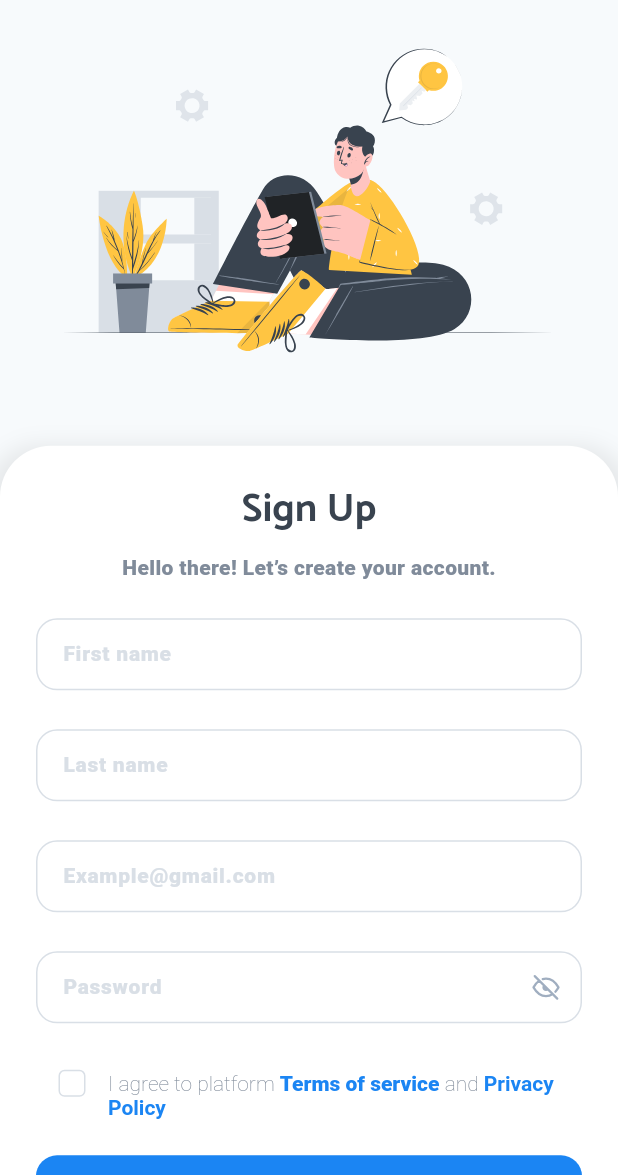
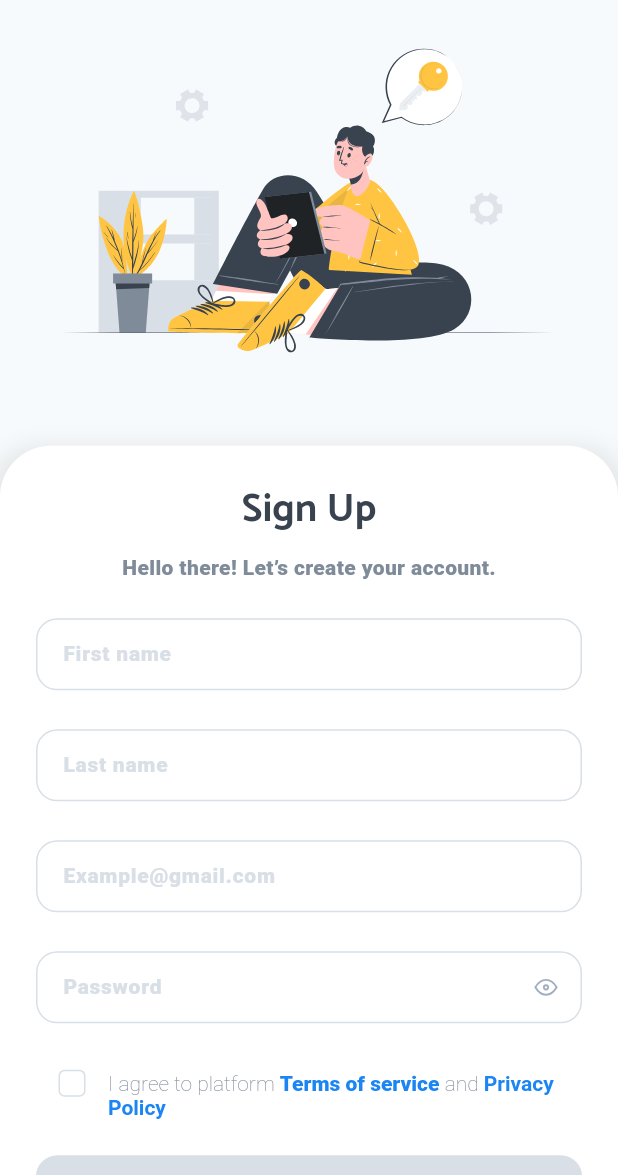
Before and after one commit to mozidan27/auth_flow, a Flutter app: the screen it shows after launch, after a tap on "Sign Up", on a phone screen of 412 x 824 dp, the part 61-1236 px from its top. Run offline on Flutter 3.47's test engine with Material 3 defaults, Android fonts, the light colour scheme and no system bars; our stand-ins replace firebase_auth, firebase_core, flutter_bloc, flutter_svg, fluttertoast, get_it and 1 more; accounts and stored records are empty; Roboto replaces fonts that are missing (Noto).

Commit message:
signup finished

```diff
--- /dev/null
+++ b/lib/app/appso_app.dart
@@ -0,0 +1,16 @@
+import 'package:auth_flow/core/routes/app_router.dart';
+import 'package:auth_flow/features/onboarding/presentation/screen/onboarding_view.dart';
+import 'package:flutter/material.dart';
+
+class Appso extends StatelessWidget {
+  const Appso({super.key});
+
+  @override
+  Widget build(BuildContext context) {
+    return MaterialApp(
+      home: OnboardingView(),
+      debugShowCheckedModeBanner: false,
+      routes: buildAppRoutes(),
+    );
+  }
+}
--- /dev/null
+++ b/lib/core/funcations/check_auth_state.dart
@@ -0,0 +1,16 @@
+import 'package:firebase_auth/firebase_auth.dart';
+import 'package:flutter/foundation.dart';
+
+void checkAuthState() {
+  FirebaseAuth.instance.authStateChanges().listen((User? user) {
+    if (user == null) {
+      if (kDebugMode) {
+        print('User is currently signed out!');
+      }
+    } else {
+      if (kDebugMode) {
+        print('User is signed in!');
+      }
+    }
+  });
+}
--- a/lib/core/routes/app_router.dart
+++ b/lib/core/routes/app_router.dart
@@ -1,7 +1,7 @@
 import 'package:auth_flow/features/auth/presentation/screen/forgot_password_view.dart';
 import 'package:auth_flow/features/auth/presentation/screen/log_in_View.dart';
 import 'package:auth_flow/features/auth/presentation/screen/sign_up_view.dart';
-import 'package:auth_flow/features/profile/presentation/cubit/auth_cubit.dart';
+import 'package:auth_flow/features/auth/presentation/cubit/auth_cubit.dart';
 import 'package:flutter/material.dart';
 import 'package:flutter_bloc/flutter_bloc.dart';
 
--- a/lib/core/utils/app_color.dart
+++ b/lib/core/utils/app_color.dart
@@ -9,4 +9,6 @@ abstract class AppColor {
   static Color grey = Color(0xff808B9A);
   static Color lightGrey = Color(0xffD9DFE6);
   static Color abitDarkGrey = Color(0xff606873);
+  static Color green = Color(0xff0C9409);
+  static Color red = Color(0xffED1010);
 }
--- a/lib/core/widgets/my_custom_text_form_field.dart
+++ b/lib/core/widgets/my_custom_text_form_field.dart
@@ -3,13 +3,32 @@ import 'package:auth_flow/core/utils/app_text_style.dart';
 import 'package:flutter/material.dart';
 
 class MyCustomTextFormField extends StatelessWidget {
-  const MyCustomTextFormField({super.key, required this.hint, this.suffixIcon});
+  const MyCustomTextFormField({
+    super.key,
+    required this.hint,
+    this.suffixIcon,
+    this.onChanged,
+    this.onFieldSubmittedl,
+    this.controller,
+    this.validator,
+    required this.obscureText,
+  });
   final String hint;
   final Widget? suffixIcon;
+  final void Function(String)? onChanged;
+  final void Function(String)? onFieldSubmittedl;
+  final TextEditingController? controller;
+  final String? Function(String?)? validator;
+  final bool obscureText;
 
   @override
   Widget build(BuildContext context) {
     return TextFormField(
+      obscureText: obscureText,
+      validator: validator,
+      controller: controller,
+      onChanged: onChanged,
+      onFieldSubmitted: onFieldSubmittedl,
       style: CustomTextStyles.noto14WhiteMedium.copyWith(
         color: AppColor.darkGrey,
       ),
--- /dev/null
+++ b/lib/features/Auth/presentation/cubit/auth_state.dart
@@ -0,0 +1,17 @@
+class AuthState {}
+
+final class AuthInitial extends AuthState {}
+
+final class SignUpSuccess extends AuthState {}
+
+final class SignUpLoading extends AuthState {}
+
+final class SignUpFauiler extends AuthState {
+  final String errorMessage;
+
+  SignUpFauiler({required this.errorMessage});
+}
+
+final class CheckBoxStateUpdate extends AuthState {}
+
+final class ObscureTextUpdateState extends AuthState {}
--- /dev/null
+++ b/lib/features/Auth/presentation/widgets/check_box_widget.dart
@@ -0,0 +1,33 @@
+import 'package:auth_flow/core/utils/app_color.dart';
+import 'package:auth_flow/features/auth/presentation/cubit/auth_cubit.dart';
+import 'package:flutter/material.dart';
+import 'package:flutter_bloc/flutter_bloc.dart';
+
+class CheckBoxWidget extends StatefulWidget {
+  const CheckBoxWidget({super.key});
+
+  @override
+  State<CheckBoxWidget> createState() => _CheckBoxWidgetState();
+}
+
+bool? value = false;
+
+class _CheckBoxWidgetState extends State<CheckBoxWidget> {
+  @override
+  Widget build(BuildContext context) {
+    return Checkbox(
+      side: BorderSide(color: AppColor.lightGrey),
+      shape: RoundedRectangleBorder(borderRadius: BorderRadius.circular(4.0)),
+      value: value,
+      onChanged: (newValue) {
+        setState(() {
+          value = newValue;
+          BlocProvider.of<AuthCubit>(
+            context,
+          ).updateTermsAndServiceCheckBox(newValue: newValue);
+        });
+      },
+      activeColor: AppColor.blue,
+    );
+  }
+}
--- a/lib/features/Auth/presentation/widgets/forgot_password_form_field.dart
+++ b/lib/features/Auth/presentation/widgets/forgot_password_form_field.dart
@@ -28,7 +28,10 @@ class ForgotPasswordFormField extends StatelessWidget {
             ),
           ),
           verticalSpace(32),
-          MyCustomTextFormField(hint: "Insert email address"),
+          MyCustomTextFormField(
+            hint: "Insert email address",
+            obscureText: false,
+          ),
           verticalSpace(124),
           MyCustomButtom(text: AppStrings.submit, onTap: () {}),
         ],
--- a/lib/features/Auth/presentation/widgets/sign_in_form_field.dart
+++ b/lib/features/Auth/presentation/widgets/sign_in_form_field.dart
@@ -14,9 +14,10 @@ class SignInFormField extends StatelessWidget {
     return Form(
       child: Column(
         children: [
-          MyCustomTextFormField(hint: "Example@gmail.com"),
+          MyCustomTextFormField(hint: "Example@gmail.com", obscureText: false),
           verticalSpace(26),
           MyCustomTextFormField(
+            obscureText: false,
             hint: "Password",
             suffixIcon: SvgPicture.asset(
               Assets.imagesEyeoff,
--- a/lib/features/Auth/presentation/widgets/sign_up_form_field.dart
+++ b/lib/features/Auth/presentation/widgets/sign_up_form_field.dart
@@ -1,4 +1,6 @@
+import 'package:auth_flow/core/funcations/custom_toast.dart';
 import 'package:auth_flow/core/funcations/navigation.dart';
+import 'package:auth_flow/core/funcations/validation_methods.dart';
 import 'package:auth_flow/core/helper/spacing.dart';
 import 'package:auth_flow/core/utils/app_assets.dart';
 import 'package:auth_flow/core/utils/app_color.dart';
@@ -6,9 +8,13 @@ import 'package:auth_flow/core/utils/app_strings.dart';
 import 'package:auth_flow/core/utils/app_text_style.dart';
 import 'package:auth_flow/core/widgets/custom_bottom.dart';
 import 'package:auth_flow/core/widgets/my_custom_text_form_field.dart';
+import 'package:auth_flow/features/auth/presentation/cubit/auth_cubit.dart';
+import 'package:auth_flow/features/auth/presentation/cubit/auth_state.dart';
+import 'package:auth_flow/features/auth/presentation/widgets/check_box_widget.dart';
 import 'package:auth_flow/features/auth/presentation/widgets/login_or_signup_text.dart';
 import 'package:auth_flow/features/auth/presentation/widgets/terms_and_service_text.dart';
 import 'package:flutter/material.dart';
+import 'package:flutter_bloc/flutter_bloc.dart';
 import 'package:flutter_svg/svg.dart';
 
 class SignUpFormField extends StatelessWidget {
@@ -16,7 +22,18 @@ class SignUpFormField extends StatelessWidget {
 
   @override
   Widget build(BuildContext context) {
+    return BlocConsumer<AuthCubit, AuthState>(
+      listener: (context, state) {
+        if (state is SignUpFauiler) {
+          customToast(meg: state.errorMessage, backgroundColor: AppColor.red);
+        } else if (state is SignUpSuccess) {
+          customToast(meg: "Welcome Back");
+        }
+      },
+      builder: (context, state) {
+        AuthCubit authCubit = BlocProvider.of<AuthCubit>(context);
         return Form(
+          key: authCubit.signUpFromKey,
           child: Column(
             children: [
               verticalSpace(24),
@@ -32,40 +49,86 @@ class SignUpFormField extends StatelessWidget {
                 ),
               ),
               verticalSpace(24),
-          MyCustomTextFormField(hint: "First name"),
-          verticalSpace(26),
-          MyCustomTextFormField(hint: "Last name"),
-          verticalSpace(26),
-          MyCustomTextFormField(hint: "Example@gmail.com"),
+              MyCustomTextFormField(
+                obscureText: false,
+                validator: nameValidation,
+                hint: "First name",
+                onChanged: (firstName) {
+                  authCubit.firstName = firstName;
+                },
+              ),
               verticalSpace(26),
               MyCustomTextFormField(
+                obscureText: false,
+                validator: nameValidation,
+                hint: "Last name",
+                onChanged: (lastName) {
+                  authCubit.lastName = lastName;
+                },
+              ),
+              verticalSpace(26),
+              MyCustomTextFormField(
+                obscureText: false,
+                validator: emailValidation,
+                hint: "Example@gmail.com",
+                onChanged: (emailAddress) {
+                  authCubit.emailAddress = emailAddress;
+                },
+              ),
+              verticalSpace(26),
+              MyCustomTextFormField(
+                validator: passwordValidation,
+                onChanged: (password) {
+                  authCubit.password = password;
+                },
                 hint: "Password",
-            suffixIcon: SvgPicture.asset(
+                suffixIcon:
+                    authCubit.obscurePasswordTextValue == true
+                        ? IconButton(
+                          onPressed: authCubit.obscurePasswordText,
+                          icon: SvgPicture.asset(
+                            Assets.imagesEyeon,
+                            height: 17,
+                            width: 17,
+                            fit: BoxFit.scaleDown,
+                          ),
+                        )
+                        : IconButton(
+                          onPressed: authCubit.obscurePasswordText,
+                          icon: SvgPicture.asset(
                             Assets.imagesEyeoff,
-              height: 15,
+                            height: 17,
                             width: 17,
                             fit: BoxFit.scaleDown,
                           ),
                         ),
+
+                obscureText: authCubit.obscurePasswordTextValue!,
+              ),
               verticalSpace(16),
               Row(
                 crossAxisAlignment: CrossAxisAlignment.end,
-            children: [
-              Checkbox(
-                side: BorderSide(color: AppColor.lightGrey),
-                shape: RoundedRectangleBorder(
-                  borderRadius: BorderRadius.circular(4.0),
-                ),
-                value: false,
-                onChanged: (value) {},
-                activeColor: AppColor.blue,
-              ),
-
-              TermsAndServiceText(),
-            ],
+                children: [CheckBoxWidget(), TermsAndServiceText()],
               ),
               verticalSpace(24),
-          MyCustomButtom(text: AppStrings.create, onTap: () {}),
+              state is SignUpLoading
+                  ? Center(
+                    child: CircularProgressIndicator(color: AppColor.blue),
+                  )
+                  : MyCustomButtom(
+                    colors:
+                        authCubit.termsAndServiceCheckBoxValue == false
+                            ? AppColor.lightGrey
+                            : null,
+                    text: AppStrings.create,
+                    onTap: () {
+                      if (authCubit.termsAndServiceCheckBoxValue == true) {
+                        if (authCubit.signUpFromKey.currentState!.validate()) {
+                          authCubit.signUpWithEmailAndPassword();
+                        }
+                      }
+                    },
+                  ),
               verticalSpace(32),
 
               SizedBox(child: Divider(color: AppColor.lightGrey)),
@@ -80,5 +143,7 @@ class SignUpFormField extends StatelessWidget {
             ],
           ),
         );
+      },
+    );
   }
 }
--- a/lib/features/profile/presentation/cubit/auth_cubit.dart
+++ /dev/null
@@ -1,6 +0,0 @@
-import 'package:auth_flow/features/profile/presentation/cubit/auth_state.dart';
-import 'package:flutter_bloc/flutter_bloc.dart';
-
-class AuthCubit extends Cubit<AuthState> {
-  AuthCubit() : super(AuthInitial());
-}
--- a/lib/features/profile/presentation/cubit/auth_state.dart
+++ /dev/null
@@ -1,3 +0,0 @@
-class AuthState {}
-
-final class AuthInitial extends AuthState {}
--- a/lib/main.dart
+++ b/lib/main.dart
@@ -1,7 +1,7 @@
+import 'package:auth_flow/app/appso_app.dart';
 import 'package:auth_flow/core/database/cache/cache_helper.dart';
-import 'package:auth_flow/core/routes/app_router.dart';
+import 'package:auth_flow/core/funcations/check_auth_state.dart';
 import 'package:auth_flow/core/services/service_locator.dart';
-import 'package:auth_flow/features/onboarding/presentation/screen/onboarding_view.dart';
 import 'package:auth_flow/firebase_options.dart';
 import 'package:firebase_core/firebase_core.dart';
 import 'package:flutter/material.dart';
@@ -11,18 +11,6 @@ void main() async {
   await Firebase.initializeApp(options: DefaultFirebaseOptions.currentPlatform);
   setupServiceLocator();
   await getIt<CacheHelper>().init();
+  checkAuthState();
   runApp(const Appso());
 }
-
-class Appso extends StatelessWidget {
-  const Appso({super.key});
-
-  @override
-  Widget build(BuildContext context) {
-    return MaterialApp(
-      home: OnboardingView(),
-      debugShowCheckedModeBanner: false,
-      routes: buildAppRoutes(),
-    );
-  }
-}
--- a/pubspec.yaml
+++ b/pubspec.yaml
@@ -40,6 +40,7 @@ dependencies:
   shared_preferences: ^2.5.3
   firebase_auth: ^5.5.3
   firebase_core: ^3.13.0
+  fluttertoast: ^8.2.12
 
 dev_dependencies:
   flutter_test:
```
Also changed, not shown: lib/core/funcations/custom_toast.dart (added, +15 -0 lines), lib/core/funcations/validation_methods.dart (added, +120 -0 lines), lib/features/Auth/presentation/cubit/auth_cubit.dart (added, +49 -0 lines), pubspec.lock, 5 other files. Lines whose indentation alone changed are shown as unchanged.
